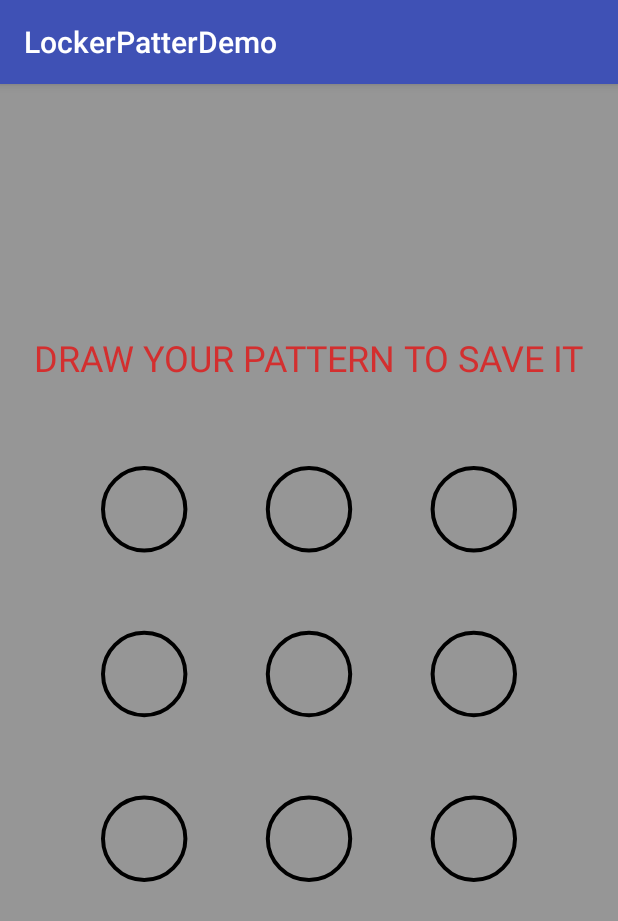
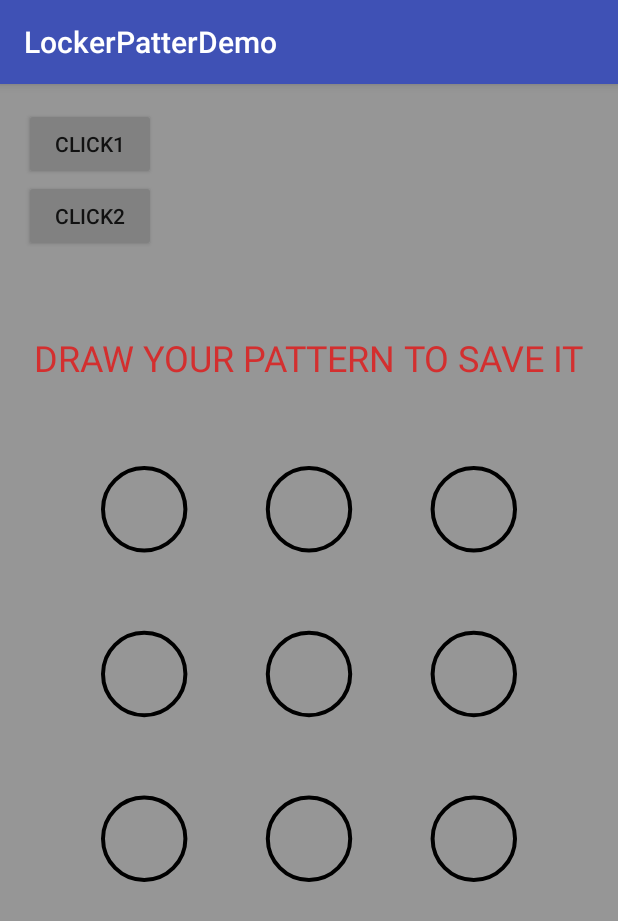
Before and after one commit to Anwesh43/PatternLock, an Android app: the screen it shows after launch (MainActivity), on a phone screen of 412 x 824 dp. Shown: the top 921 px of the screen. Run offline under Robolectric (Android 15) with nearby library versions, the phone set to English and light mode, and no system bars.

Commit message:
Adding some buttons

```diff
--- a/app/src/main/java/com/anwesome/ui/lockerpatterdemo/MainActivity.java
+++ b/app/src/main/java/com/anwesome/ui/lockerpatterdemo/MainActivity.java
@@ -1,16 +1,33 @@
 package com.anwesome.ui.lockerpatterdemo;
 
+import android.content.pm.ActivityInfo;
 import android.support.v7.app.AppCompatActivity;
 import android.os.Bundle;
+import android.view.View;
+import android.widget.Button;
+import android.widget.Toast;
 
 import com.anwesome.ui.lockerpattern.LockerPattern;
 
 public class MainActivity extends AppCompatActivity {
-
+    private Button b1,b2;
     @Override
     protected void onCreate(Bundle savedInstanceState) {
         super.onCreate(savedInstanceState);
         setContentView(R.layout.activity_main);
+        b1 = (Button)findViewById(R.id.b1);
+        b2 = (Button)findViewById(R.id.b2);
+        b1.setOnClickListener(new Button.OnClickListener(){
+            public void onClick(View view) {
+                Toast.makeText(MainActivity.this,"Click1",Toast.LENGTH_SHORT).show();
+            }
+        });
+        b2.setOnClickListener(new Button.OnClickListener(){
+            public void onClick(View view) {
+                Toast.makeText(MainActivity.this,"Click2",Toast.LENGTH_SHORT).show();
+            }
+        });
+        setRequestedOrientation(ActivityInfo.SCREEN_ORIENTATION_PORTRAIT);
         LockerPattern lockerPattern = new LockerPattern(this);
         lockerPattern.lock();
     }
--- a/app/src/main/res/layout/activity_main.xml
+++ b/app/src/main/res/layout/activity_main.xml
@@ -10,5 +10,14 @@
     android:orientation="vertical"
     tools:context="com.anwesome.ui.lockerpatterdemo.MainActivity">
 
-
+    <Button
+        android:layout_width="wrap_content"
+        android:layout_height="wrap_content"
+        android:text="click1"
+        android:id="@+id/b1"/>
+    <Button
+        android:layout_width="wrap_content"
+        android:layout_height="wrap_content"
+        android:text="click2"
+        android:id="@+id/b2"/>
 </LinearLayout>
```
